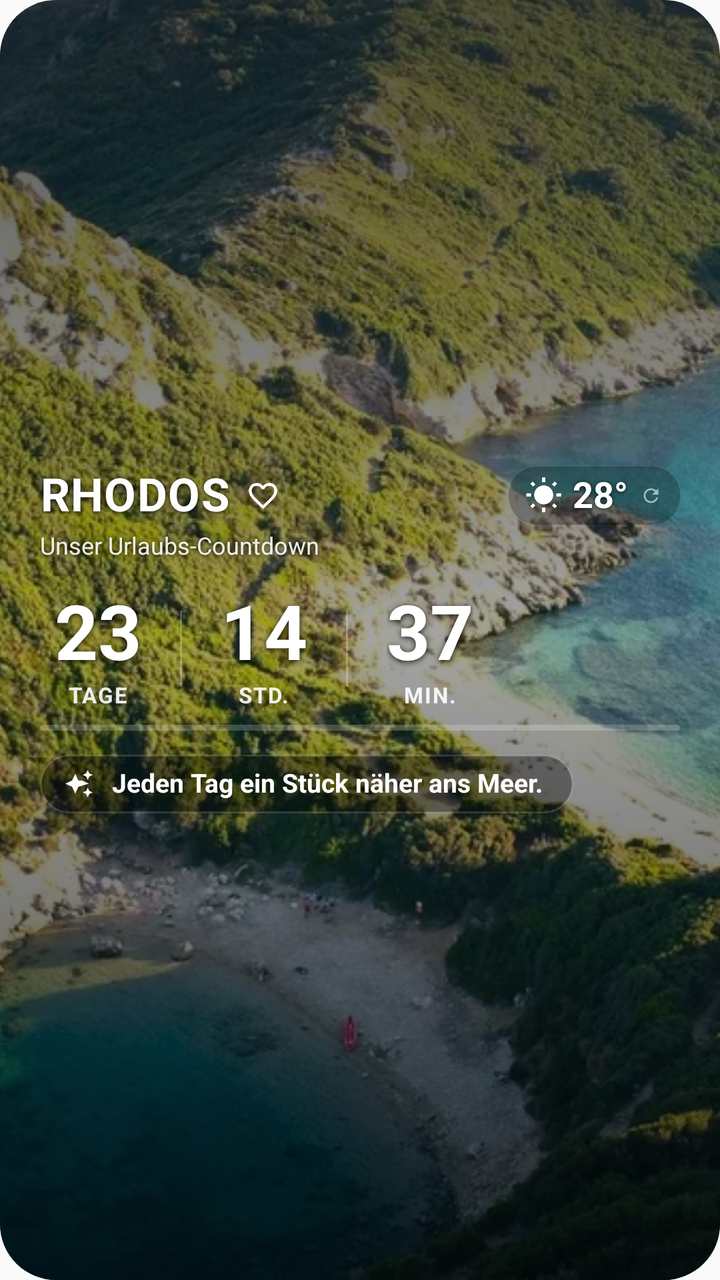
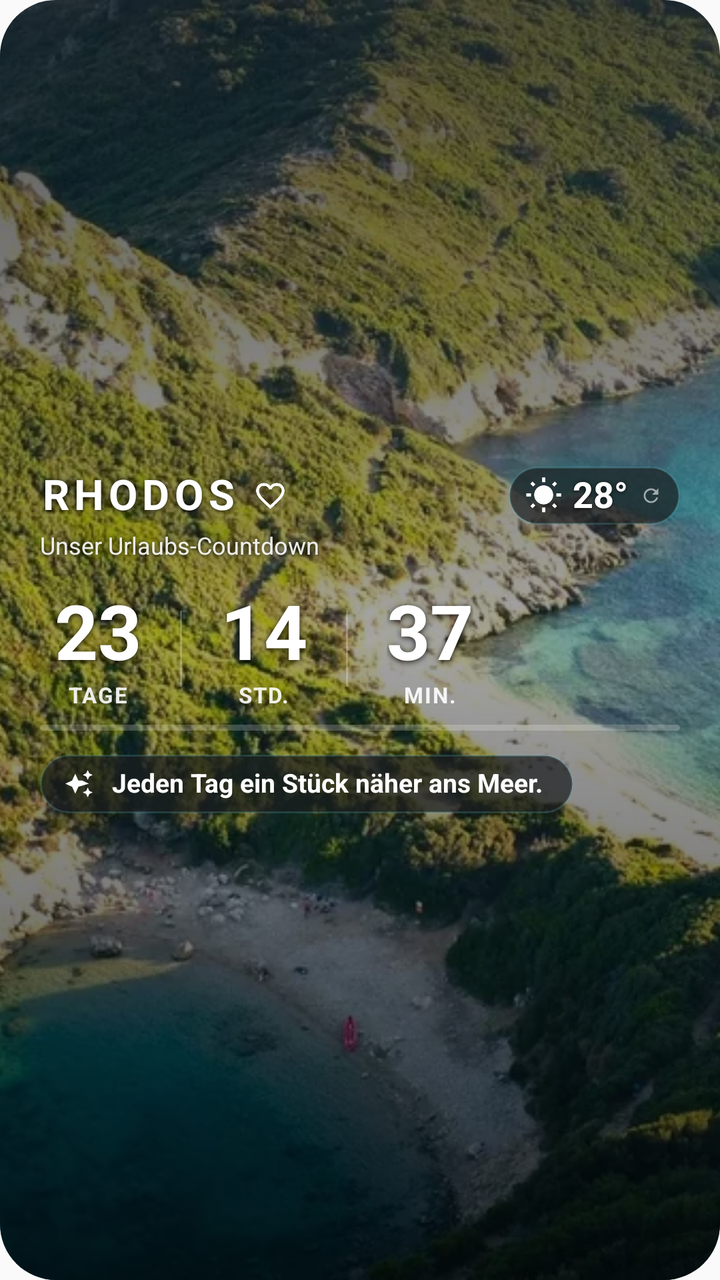

An Android layout rendered at two revisions. The XML below is the earlier revision; the diff shows what the commit changed to produce the second picture.
<!-- AndroidManifest.xml: application theme Theme.RhodosWidget -->
<!-- res/layout/rhodos_countdown_widget_large.xml -->
<?xml version="1.0" encoding="utf-8"?>
<FrameLayout xmlns:android="http://schemas.android.com/apk/res/android"
    android:id="@+id/widget_root"
    android:layout_width="match_parent"
    android:layout_height="match_parent"
    android:background="@drawable/widget_rhodos_background"
    android:clipToOutline="true">

    <ImageView
        android:id="@+id/widget_background_image"
        android:layout_width="match_parent"
        android:layout_height="match_parent"
        android:contentDescription="@string/widget_background_description"
        android:scaleType="centerCrop"
        android:src="@drawable/prasonisi_rhodes_023" />

    <LinearLayout
        android:layout_width="match_parent"
        android:layout_height="match_parent"
        android:background="@drawable/widget_readability_overlay_4x2"
        android:gravity="center_vertical"
        android:orientation="vertical"
        android:paddingLeft="20dp"
        android:paddingTop="14dp"
        android:paddingRight="20dp"
        android:paddingBottom="14dp">

        
        <LinearLayout
            android:layout_width="match_parent"
            android:layout_height="wrap_content"
            android:gravity="center_vertical"
            android:orientation="horizontal">

            <TextView
                android:id="@+id/widget_large_title"
                android:layout_width="wrap_content"
                android:layout_height="wrap_content"
                android:includeFontPadding="false"
                android:letterSpacing="0.02"
                android:shadowColor="#CC000000"
                android:shadowDx="0"
                android:shadowDy="1"
                android:shadowRadius="6"
                android:text="@string/widget_large_title"
                android:textColor="@android:color/white"
                android:textSize="23sp"
                android:textStyle="bold" />

            <ImageView
                android:id="@+id/widget_heart"
                android:layout_width="17dp"
                android:layout_height="17dp"
                android:layout_marginLeft="8dp"
                android:contentDescription="@string/widget_favorite_description"
                android:src="@drawable/ic_heart_outline" />

            <TextView
                android:layout_width="0dp"
                android:layout_height="wrap_content"
                android:layout_weight="1"
                android:text="" />

            <LinearLayout
                android:id="@+id/widget_weather_pill"
                android:layout_width="wrap_content"
                android:layout_height="wrap_content"
                android:background="@drawable/widget_weather_pill_background"
                android:gravity="center_vertical"
                android:orientation="horizontal"
                android:paddingLeft="8dp"
                android:paddingTop="4dp"
                android:paddingRight="9dp"
                android:paddingBottom="4dp">

                <ImageView
                    android:id="@+id/widget_weather_icon"
                    android:layout_width="19dp"
                    android:layout_height="19dp"
                    android:layout_marginRight="5dp"
                    android:contentDescription="@string/widget_weather_description"
                    android:src="@drawable/ic_sun" />

                <TextView
                    android:id="@+id/widget_weather_temp"
                    android:layout_width="wrap_content"
                    android:layout_height="wrap_content"
                    android:includeFontPadding="false"
                    android:shadowColor="#CC000000"
                    android:shadowDx="0"
                    android:shadowDy="1"
                    android:shadowRadius="5"
                    android:text="@string/widget_weather_temp"
                    android:textColor="@android:color/white"
                    android:textSize="18sp"
                    android:textStyle="bold" />

                <ImageView
                    android:id="@+id/widget_refresh_icon"
                    android:layout_width="11dp"
                    android:layout_height="11dp"
                    android:layout_marginLeft="6dp"
                    android:alpha="0.58"
                    android:contentDescription="@string/widget_refresh_description"
                    android:src="@drawable/ic_refresh_subtle" />
            </LinearLayout>
        </LinearLayout>

        <TextView
            android:id="@+id/widget_subtitle"
            android:layout_width="wrap_content"
            android:layout_height="wrap_content"
            android:layout_marginTop="2dp"
            android:shadowColor="#CC000000"
            android:shadowDx="0"
            android:shadowDy="1"
            android:shadowRadius="6"
            android:text="@string/widget_subtitle"
            android:textColor="#E6FFFFFF"
            android:textSize="12sp" />

        
        <LinearLayout
            android:id="@+id/widget_countdown_row"
            android:layout_width="wrap_content"
            android:layout_height="wrap_content"
            android:layout_marginTop="14dp"
            android:gravity="center_vertical"
            android:orientation="horizontal">

            <LinearLayout
                android:layout_width="wrap_content"
                android:layout_height="wrap_content"
                android:gravity="center_horizontal"
                android:minWidth="58dp"
                android:orientation="vertical">

                <TextView
                    android:id="@+id/widget_days"
                    android:layout_width="wrap_content"
                    android:layout_height="wrap_content"
                    android:includeFontPadding="false"
                    android:maxLines="1"
                    android:shadowColor="#CC000000"
                    android:shadowDx="0"
                    android:shadowDy="2"
                    android:shadowRadius="7"
                    android:text="23"
                    android:textColor="@android:color/white"
                    android:textSize="38sp"
                    android:textStyle="bold" />

                <TextView
                    android:layout_width="wrap_content"
                    android:layout_height="wrap_content"
                    android:layout_marginTop="2dp"
                    android:includeFontPadding="false"
                    android:letterSpacing="0.06"
                    android:text="@string/widget_days_label"
                    android:textColor="#E6FFFFFF"
                    android:textSize="11sp"
                    android:textStyle="bold" />
            </LinearLayout>

            <ImageView
                android:layout_width="1dp"
                android:layout_height="38dp"
                android:layout_marginLeft="12dp"
                android:layout_marginRight="12dp"
                android:background="#40FFFFFF"
                android:contentDescription="@null" />

            <LinearLayout
                android:layout_width="wrap_content"
                android:layout_height="wrap_content"
                android:gravity="center_horizontal"
                android:minWidth="58dp"
                android:orientation="vertical">

                <TextView
                    android:id="@+id/widget_hours"
                    android:layout_width="wrap_content"
                    android:layout_height="wrap_content"
                    android:includeFontPadding="false"
                    android:maxLines="1"
                    android:shadowColor="#CC000000"
                    android:shadowDx="0"
                    android:shadowDy="2"
                    android:shadowRadius="7"
                    android:text="14"
                    android:textColor="@android:color/white"
                    android:textSize="38sp"
                    android:textStyle="bold" />

                <TextView
                    android:layout_width="wrap_content"
                    android:layout_height="wrap_content"
                    android:layout_marginTop="2dp"
                    android:includeFontPadding="false"
                    android:letterSpacing="0.06"
                    android:text="@string/widget_hours_label"
                    android:textColor="#E6FFFFFF"
                    android:textSize="11sp"
                    android:textStyle="bold" />
            </LinearLayout>

            <ImageView
                android:layout_width="1dp"
                android:layout_height="38dp"
                android:layout_marginLeft="12dp"
                android:layout_marginRight="12dp"
                android:background="#40FFFFFF"
                android:contentDescription="@null" />

            <LinearLayout
                android:layout_width="wrap_content"
                android:layout_height="wrap_content"
                android:gravity="center_horizontal"
                android:minWidth="58dp"
                android:orientation="vertical">

                <TextView
                    android:id="@+id/widget_minutes"
                    android:layout_width="wrap_content"
                    android:layout_height="wrap_content"
                    android:includeFontPadding="false"
                    android:maxLines="1"
                    android:shadowColor="#CC000000"
                    android:shadowDx="0"
                    android:shadowDy="2"
                    android:shadowRadius="7"
                    android:text="37"
                    android:textColor="@android:color/white"
                    android:textSize="38sp"
                    android:textStyle="bold" />

                <TextView
                    android:layout_width="wrap_content"
                    android:layout_height="wrap_content"
                    android:layout_marginTop="2dp"
                    android:includeFontPadding="false"
                    android:letterSpacing="0.06"
                    android:text="@string/widget_minutes_label"
                    android:textColor="#E6FFFFFF"
                    android:textSize="11sp"
                    android:textStyle="bold" />
            </LinearLayout>
        </LinearLayout>

        
        <ProgressBar
            android:id="@+id/widget_progress_bar"
            style="@android:style/Widget.ProgressBar.Horizontal"
            android:layout_width="match_parent"
            android:layout_height="3dp"
            android:layout_marginTop="8dp"
            android:max="1000"
            android:progressDrawable="@drawable/widget_progress_drawable" />

        
        <TextView
            android:id="@+id/widget_arrival_message"
            android:layout_width="wrap_content"
            android:layout_height="wrap_content"
            android:layout_marginTop="12dp"
            android:includeFontPadding="false"
            android:shadowColor="#CC000000"
            android:shadowDx="0"
            android:shadowDy="2"
            android:shadowRadius="7"
            android:text="@string/widget_arrival_message"
            android:textColor="@android:color/white"
            android:textSize="27sp"
            android:textStyle="bold"
            android:visibility="gone" />

        <TextView
            android:id="@+id/widget_vacation_subtitle"
            android:layout_width="wrap_content"
            android:layout_height="wrap_content"
            android:layout_marginTop="4dp"
            android:includeFontPadding="false"
            android:shadowColor="#CC000000"
            android:shadowDx="0"
            android:shadowDy="1"
            android:shadowRadius="5"
            android:text="@string/widget_vacation_line2"
            android:textColor="#E6FFFFFF"
            android:textSize="15sp"
            android:visibility="gone" />

        
        <LinearLayout
            android:id="@+id/widget_phrase_container"
            android:layout_width="wrap_content"
            android:layout_height="wrap_content"
            android:layout_marginTop="12dp"
            android:background="@drawable/widget_date_chip_background"
            android:gravity="center_vertical"
            android:orientation="horizontal"
            android:paddingLeft="12dp"
            android:paddingTop="7dp"
            android:paddingRight="15dp"
            android:paddingBottom="7dp">

            <ImageView
                android:layout_width="15dp"
                android:layout_height="15dp"
                android:layout_marginRight="9dp"
                android:contentDescription="@string/widget_phrase_description"
                android:src="@drawable/ic_sparkle" />

            <TextView
                android:id="@+id/widget_phrase_value"
                android:layout_width="wrap_content"
                android:layout_height="wrap_content"
                android:includeFontPadding="false"
                android:maxLines="1"
                android:text="@string/widget_phrase"
                android:textColor="@android:color/white"
                android:textSize="13sp"
                android:textStyle="bold" />
        </LinearLayout>
    </LinearLayout>
</FrameLayout>
<!-- resources referenced by this layout -->
<resources>
  <!-- drawable ic_refresh_subtle (drawable) -->
  <vector xmlns:android="http://schemas.android.com/apk/res/android"
      android:width="24dp"
      android:height="24dp"
      android:viewportWidth="24"
      android:viewportHeight="24">
      <path
          android:fillColor="#FFFFFFFF"
          android:pathData="M17.65,6.35C16.2,4.9 14.21,4 12,4c-4.42,0 -7.99,3.58 -7.99,8s3.57,8 7.99,8c3.73,0 6.84,-2.55 7.73,-6h-2.08c-0.82,2.33 -3.04,4 -5.65,4c-3.31,0 -6,-2.69 -6,-6s2.69,-6 6,-6c1.66,0 3.14,0.69 4.22,1.78L13,11h7V4z" />
  </vector>
  <!-- drawable ic_sparkle (drawable) -->
  <vector xmlns:android="http://schemas.android.com/apk/res/android"
      android:width="24dp"
      android:height="24dp"
      android:viewportWidth="24"
      android:viewportHeight="24">
      <path
          android:fillColor="#FFFFFFFF"
          android:pathData="M19,9l1.25,-2.75L23,5l-2.75,-1.25L19,1l-1.25,2.75L15,5l2.75,1.25L19,9zM11.5,9.5L9,4 6.5,9.5 1,12l5.5,2.5L9,20l2.5,-5.5L20,12l-5.5,-2.5zM19,15l-1.25,2.75L15,19l2.75,1.25L19,23l1.25,-2.75L23,19l-2.75,-1.25L19,15z" />
  </vector>
  <!-- drawable widget_date_chip_background (drawable) -->
  <?xml version="1.0" encoding="utf-8"?>
  <shape xmlns:android="http://schemas.android.com/apk/res/android">
      <solid android:color="#59000000" />
      <corners android:radius="15dp" />
      <stroke
          android:width="1dp"
          android:color="#24FFFFFF" />
  </shape>
  <!-- drawable widget_progress_drawable (drawable) -->
  <?xml version="1.0" encoding="utf-8"?>
  <layer-list xmlns:android="http://schemas.android.com/apk/res/android">
      <item android:id="@android:id/background">
          <shape>
              <solid android:color="#33FFFFFF" />
              <corners android:radius="2dp" />
          </shape>
      </item>
      <item android:id="@android:id/progress">
          <clip>
              <shape>
                  <solid android:color="#CCFFFFFF" />
                  <corners android:radius="2dp" />
              </shape>
          </clip>
      </item>
  </layer-list>
  <!-- drawable widget_rhodos_background (drawable) -->
  <?xml version="1.0" encoding="utf-8"?>
  <shape xmlns:android="http://schemas.android.com/apk/res/android">
      <corners android:radius="28dp" />
      <gradient
          android:angle="135"
          android:centerColor="#3F86B5"
          android:endColor="#D58B4A"
          android:startColor="#174760"
          android:type="linear" />
  </shape>
  <!-- drawable widget_weather_pill_background (drawable) -->
  <?xml version="1.0" encoding="utf-8"?>
  <shape xmlns:android="http://schemas.android.com/apk/res/android">
      <solid android:color="#40000000" />
      <corners android:radius="14dp" />
  </shape>
  <string name="widget_arrival_message">Es ist soweit!</string>
  <string name="widget_background_description">Rhodos-Bild</string>
  <string name="widget_days_label">TAGE</string>
  <string name="widget_favorite_description">Favorit</string>
  <string name="widget_hours_label">STD.</string>
  <string name="widget_large_title">RHODOS</string>
  <string name="widget_minutes_label">MIN.</string>
  <string name="widget_phrase">Jeden Tag ein Stück näher ans Meer.</string>
  <string name="widget_phrase_description">Spruch des Tages</string>
  <string name="widget_refresh_description">Wetter aktualisieren</string>
  <string name="widget_subtitle">Unser Urlaubs-Countdown</string>
  <string name="widget_vacation_line2">Genießt jeden Augenblick.</string>
  <string name="widget_weather_description">Wetter</string>
  <string name="widget_weather_temp">28°</string>
  <style name="Theme.RhodosWidget" parent="android:Theme.Material.Light.NoActionBar" />
  <!-- unchanged entries left out for length: 4 -->
</resources>

<!-- the commit's change to res/layout/rhodos_countdown_widget_large.xml (unified diff, before → after) -->
@@ -37,14 +37,14 @@
                 android:layout_width="wrap_content"
                 android:layout_height="wrap_content"
                 android:includeFontPadding="false"
-                android:letterSpacing="0.02"
+                android:letterSpacing="0.12"
                 android:shadowColor="#CC000000"
                 android:shadowDx="0"
                 android:shadowDy="1"
                 android:shadowRadius="6"
                 android:text="@string/widget_large_title"
                 android:textColor="@android:color/white"
-                android:textSize="23sp"
+                android:textSize="21sp"
                 android:textStyle="bold" />
 
             <ImageView
<!-- resource entries referenced after the edit -->
@@ -23,11 +23,11 @@
   <!-- drawable widget_date_chip_background (drawable) -->
   <?xml version="1.0" encoding="utf-8"?>
   <shape xmlns:android="http://schemas.android.com/apk/res/android">
-      <solid android:color="#59000000" />
-      <corners android:radius="15dp" />
+      <solid android:color="#B31A1D1F" />
+      <corners android:radius="18dp" />
       <stroke
           android:width="1dp"
-          android:color="#24FFFFFF" />
+          android:color="#3364C3CA" />
   </shape>
   <!-- drawable widget_progress_drawable (drawable) -->
   <?xml version="1.0" encoding="utf-8"?>
@@ -41,7 +41,7 @@
       <item android:id="@android:id/progress">
           <clip>
               <shape>
-                  <solid android:color="#CCFFFFFF" />
+                  <solid android:color="#FF64C3CA" />
                   <corners android:radius="2dp" />
               </shape>
           </clip>
@@ -61,8 +61,11 @@
   <!-- drawable widget_weather_pill_background (drawable) -->
   <?xml version="1.0" encoding="utf-8"?>
   <shape xmlns:android="http://schemas.android.com/apk/res/android">
-      <solid android:color="#40000000" />
-      <corners android:radius="14dp" />
+      <solid android:color="#B31A1D1F" />
+      <corners android:radius="18dp" />
+      <stroke
+          android:width="1dp"
+          android:color="#3364C3CA" />
   </shape>
   <string name="widget_arrival_message">Es ist soweit!</string>
   <string name="widget_background_description">Rhodos-Bild</string>
